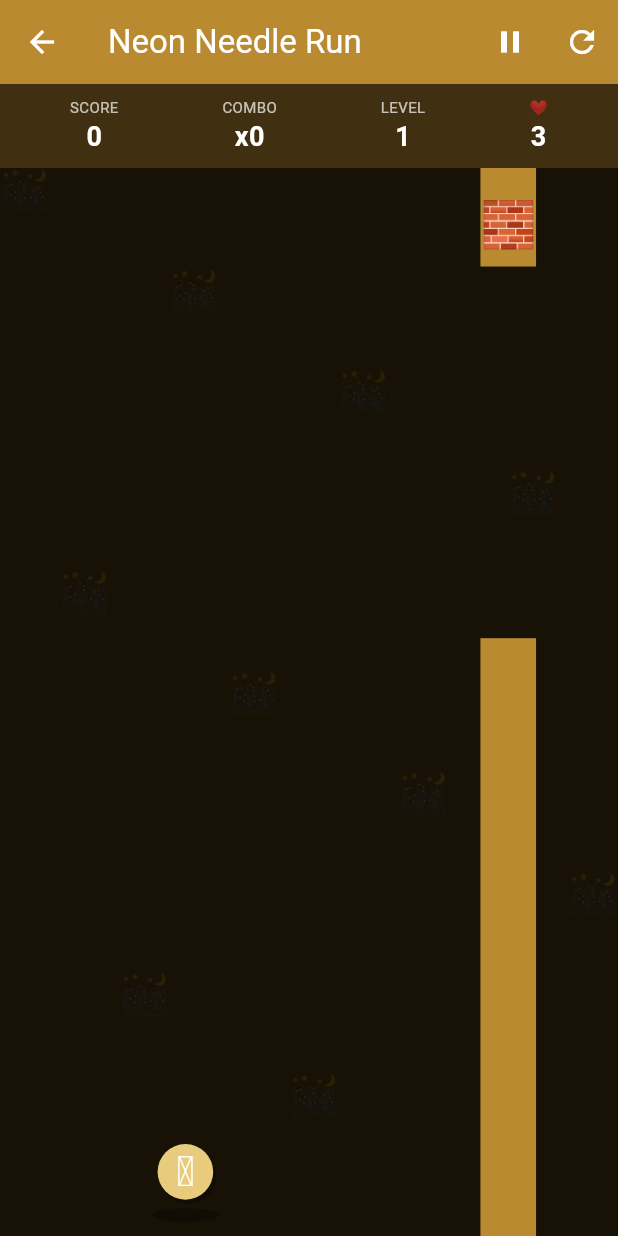
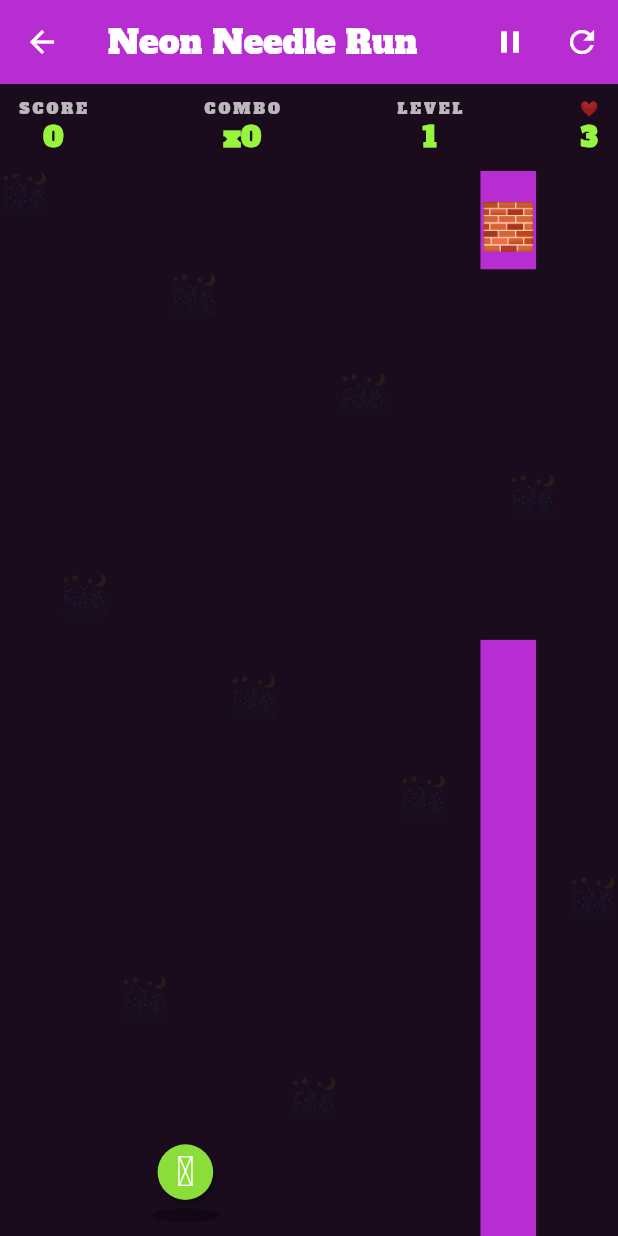
Before and after one commit to wjia-n/game-neonneedlerun, a Flutter app: the screen it shows after launch, after a tap on an icon or button, on a phone screen of 412 x 824 dp. Run offline on Flutter 3.47's test engine with Material 3 defaults, Android fonts, the phone set to English and light mode, and no system bars; our stand-ins replace audioplayers, cross_file, file_picker, in_app_purchase, in_app_review, qr_flutter and 2 more; missing offline and left inert: mobile_scanner.

Commit message:
Distinct look: unique palette + bundled font + layout variant + emoji fallback + wording-ban fix

```diff
--- a/lib/main.dart
+++ b/lib/main.dart
@@ -17,6 +17,7 @@ class ArcadeApp extends StatelessWidget {
       theme: ThemeData(
         colorScheme: ColorScheme.fromSeed(seedColor: config.primaryColor, brightness: Brightness.dark),
         useMaterial3: true,
+        fontFamily: 'AlfaSlabOne',
       ),
       home: SplashScreen(config: config),
     );
--- a/lib/screens/game_screen.dart
+++ b/lib/screens/game_screen.dart
@@ -83,9 +83,9 @@ class _GameScreenState extends State<GameScreen> {
 
   Widget _hud(ArcadeConfig c, ArcadeEngine e) {
     return Container(
-      color: c.primaryColor.withOpacity(0.25),
-      padding: const EdgeInsets.symmetric(horizontal: 12, vertical: 8),
-      child: Row(mainAxisAlignment: MainAxisAlignment.spaceAround, children: [
+      color: c.darkColor,
+      padding: const EdgeInsets.symmetric(horizontal: 12, vertical: 9),
+      child: Row(mainAxisAlignment: MainAxisAlignment.spaceBetween, children: [
         _stat('SCORE', '${e.score}'),
         _stat('COMBO', 'x${e.combo}'),
         _stat('LEVEL', '${e.level}'),
@@ -95,8 +95,8 @@ class _GameScreenState extends State<GameScreen> {
   }
 
   Widget _stat(String label, String value) => Column(children: [
-    Text(label, style: const TextStyle(color: Colors.white70, fontSize: 10)),
-    Text(value, style: const TextStyle(color: Colors.white, fontSize: 18, fontWeight: FontWeight.bold)),
+    Text(label, style: TextStyle(color: Colors.white70, fontSize: 10, letterSpacing: 2.0, fontFamilyFallback: const ['Noto Color Emoji'])),
+    Text(value, style: TextStyle(color: widget.config.accentColor, fontSize: 18, fontWeight: FontWeight.bold, fontFamilyFallback: const ['Noto Color Emoji'])),
   ]);
 
   Widget _playArea(ArcadeConfig c, ArcadeEngine e) {
@@ -128,21 +128,21 @@ class _GameScreenState extends State<GameScreen> {
   Widget _gameOver(ArcadeConfig c, ArcadeEngine e) {
     return Center(child: Padding(padding: const EdgeInsets.all(24), child: Column(
       mainAxisAlignment: MainAxisAlignment.center, children: [
-      Text(c.bgEmoji, style: const TextStyle(fontSize: 64)),
+      Text(c.bgEmoji, style: const TextStyle(fontFamilyFallback: const ['Noto Color Emoji'], fontSize: 64)),
       const SizedBox(height: 12),
-      const Text('GAME OVER', style: TextStyle(color: Colors.white, fontSize: 32, fontWeight: FontWeight.bold)),
+      const Text('GAME OVER', style: TextStyle(fontFamilyFallback: const ['Noto Color Emoji'], color: Colors.white, fontSize: 32, fontWeight: FontWeight.bold)),
       const SizedBox(height: 8),
-      Text('Score: ${e.score}', style: const TextStyle(color: Colors.white, fontSize: 22)),
+      Text('Score: ${e.score}', style: const TextStyle(fontFamilyFallback: const ['Noto Color Emoji'], color: Colors.white, fontSize: 22)),
       Text('Best combo: x${e.bestCombo}  •  Level ${e.level}',
-          style: const TextStyle(color: Colors.white70)),
+          style: const TextStyle(fontFamilyFallback: const ['Noto Color Emoji'], color: Colors.white70)),
       const SizedBox(height: 24),
       ElevatedButton(
         style: ElevatedButton.styleFrom(backgroundColor: c.accentColor,
             padding: const EdgeInsets.symmetric(horizontal: 48, vertical: 16)),
         onPressed: () => setState(() { _saved = false; e.start(); }),
-        child: const Text('PLAY AGAIN', style: TextStyle(fontSize: 18, color: Colors.black))),
+        child: const Text('PLAY AGAIN', style: TextStyle(fontFamilyFallback: const ['Noto Color Emoji'], fontSize: 18, color: Colors.black))),
       TextButton(onPressed: () => Navigator.pop(context),
-          child: const Text('Menu', style: TextStyle(color: Colors.white70))),
+          child: const Text('Menu', style: TextStyle(fontFamilyFallback: const ['Noto Color Emoji'], color: Colors.white70))),
     ])));
   }
 }
@@ -156,7 +156,7 @@ class _ArcadePainter extends CustomPainter {
   void _emoji(Canvas cv, String em, double x, double y, double pxSize, Size size, {double opacity = 1}) {
     final tp = TextPainter(textDirection: TextDirection.ltr);
     tp.text = TextSpan(text: em,
-        style: TextStyle(fontSize: pxSize, color: Colors.white.withOpacity(opacity)));
+        style: TextStyle(fontFamilyFallback: const ['Noto Color Emoji'], fontSize: pxSize, color: Colors.white.withOpacity(opacity)));
     tp.layout();
     tp.paint(cv, Offset(x * size.width - tp.width / 2, y * size.height - tp.height / 2));
   }
@@ -205,7 +205,7 @@ class _ArcadePainter extends CustomPainter {
     final e = engine;
     final tp = TextPainter(textDirection: TextDirection.ltr);
     tp.text = TextSpan(text: config.bgEmoji,
-        style: TextStyle(fontSize: 26, color: Colors.white.withOpacity(0.07)));
+        style: TextStyle(fontFamilyFallback: const ['Noto Color Emoji'], fontSize: 26, color: Colors.white.withOpacity(0.07)));
     tp.layout();
     for (int i = 0; i < 10; i++) {
       tp.paint(canvas, Offset((i * 113) % size.width, (i * 67) % size.height));
@@ -231,7 +231,7 @@ class _ArcadePainter extends CustomPainter {
           Paint()..color = (f.kind == 1 ? Colors.red : config.accentColor).withOpacity(a * 0.7));
     }
     if (e.paused) {
-      tp.text = const TextSpan(text: '⏸ PAUSED', style: TextStyle(fontSize: 34, color: Colors.white));
+      tp.text = const TextSpan(text: '⏸ PAUSED', style: TextStyle(fontFamilyFallback: const ['Noto Color Emoji'], fontSize: 34, color: Colors.white));
       tp.layout();
       tp.paint(canvas, Offset(size.width / 2 - tp.width / 2, size.height / 2 - 30));
     }
--- a/lib/screens/menu_screen.dart
+++ b/lib/screens/menu_screen.dart
@@ -1,3 +1,5 @@
+// DISTINCT LOOK V5 — neonneedlerun (ported from poprocketrun sample)
+// Palette 0xFFB82DD2/0xFF1A0C1D/0xFF98F53D, font AlfaSlabOne.
 import 'package:flutter/material.dart';
 import '../theme/arcade_config.dart';
 import '../engine/arcade_engine.dart';
@@ -6,6 +8,8 @@ import '../services/sound_service.dart';
 import 'game_screen.dart';
 import 'settings_screen.dart';
 import 'support_screen.dart';
+
+const List<String> _emojiFb = ['Noto Color Emoji'];
 
 class MenuScreen extends StatefulWidget {
   final ArcadeConfig config;
@@ -52,60 +56,79 @@ class _MenuScreenState extends State<MenuScreen> {
       body: Container(
         decoration: BoxDecoration(gradient: LinearGradient(
           begin: Alignment.topCenter, end: Alignment.bottomCenter,
-          colors: [c.darkColor, c.primaryColor.withOpacity(0.6)])),
-        child: SafeArea(child: Center(child: SingleChildScrollView(
-          padding: const EdgeInsets.all(28),
-          child: Column(mainAxisAlignment: MainAxisAlignment.center, children: [
-            Text(c.playerEmoji, style: const TextStyle(fontSize: 80)),
-            const SizedBox(height: 8),
+          colors: [c.darkColor, c.primaryColor.withOpacity(0.5)])),
+        child: SafeArea(child: Column(children: [
+          Expanded(child: SingleChildScrollView(
+            padding: const EdgeInsets.fromLTRB(28, 24, 28, 8),
+            child: Column(children: [
+              Text(c.playerEmoji, textAlign: TextAlign.center,
+                  style: const TextStyle(fontSize: 88, fontFamilyFallback: _emojiFb)),
+              const SizedBox(height: 14),
               Text(c.displayName.toUpperCase(), textAlign: TextAlign.center,
-              style: const TextStyle(color: Colors.white, fontSize: 30, fontWeight: FontWeight.w900)),
-            const SizedBox(height: 4),
+                style: const TextStyle(color: Colors.white, fontSize: 32, fontWeight: FontWeight.w800, letterSpacing: 2.0, fontFamilyFallback: _emojiFb)),
+              const SizedBox(height: 6),
               Text(c.tagline, textAlign: TextAlign.center,
-              style: const TextStyle(color: Colors.white70, fontSize: 14)),
-            const SizedBox(height: 12),
+                style: const TextStyle(color: Colors.white70, fontSize: 14, fontFamilyFallback: _emojiFb)),
+              const SizedBox(height: 14),
               Container(
                 padding: const EdgeInsets.symmetric(horizontal: 16, vertical: 8),
-              decoration: BoxDecoration(color: Colors.white10, borderRadius: BorderRadius.circular(20)),
+                decoration: BoxDecoration(
+                  color: Colors.white10,
+                  border: Border.all(color: c.accentColor.withOpacity(0.5)),
+                  borderRadius: BorderRadius.circular(20),
+                ),
                 child: Text('🏆 $playerName — Best: $highScore',
-                  style: const TextStyle(color: Colors.amber, fontWeight: FontWeight.bold)),
+                    style: const TextStyle(color: Colors.amber, fontWeight: FontWeight.bold, fontFamilyFallback: _emojiFb)),
               ),
-            const SizedBox(height: 20),
-            _btn(context, '▶  PLAY', c.accentColor, Colors.black, _play),
-            _btn(context, '❓  HOW TO PLAY', Colors.white24, Colors.white,
-                () => _howTo(context, c)),
-            _btn(context, '⚙️  SETTINGS', Colors.white24, Colors.white, () {
+              const SizedBox(height: 26),
+              FractionallySizedBox(widthFactor: 0.78, child: Column(children: [
+                _pillBtn('▶  PLAY', c.accentColor, Colors.black, null, _play),
+                _pillBtn('❓  HOW TO PLAY', Colors.white10, Colors.white,
+                    BorderSide(color: c.accentColor, width: 2), () => _howTo(context, c)),
+                _pillBtn('⚙️  SETTINGS', Colors.white10, Colors.white,
+                    BorderSide(color: c.accentColor, width: 2), () {
                   Navigator.push(context, MaterialPageRoute(
                       builder: (_) => SettingsScreen(config: c))).then((_) => _load());
                 }),
-            _btn(context, '💛  SUPPORT', Colors.amber.shade700, Colors.black, () {
+                _pillBtn('💛  SUPPORT', Colors.white10, Colors.white,
+                    BorderSide(color: c.accentColor, width: 2), () {
                   Navigator.push(context, MaterialPageRoute(
                       builder: (_) => SupportScreen(config: c)));
                 }),
-            const SizedBox(height: 24),
-            const Text('Credits: WAJIHA', style: TextStyle(color: Colors.white38, fontSize: 12)),
-          ])))),
+              ])),
+            ]))),
+          Container(
+            height: 64, width: double.infinity,
+            color: c.primaryColor.withOpacity(0.3),
+            child: Row(mainAxisAlignment: MainAxisAlignment.center, children: [
+              const Text('Credits: WAJIHA', style: TextStyle(color: Colors.white38, fontSize: 12, fontFamilyFallback: _emojiFb)),
+              const Text('   •   ', style: TextStyle(color: Colors.white38, fontSize: 12, fontFamilyFallback: _emojiFb)),
+              Text('${c.playerEmoji} ${c.collectEmoji} ${c.bgEmoji}',
+                  style: const TextStyle(fontSize: 16, fontFamilyFallback: _emojiFb)),
+            ]),
           ),
+        ]))),
       );
   }
 
   void _howTo(BuildContext ctx, ArcadeConfig c) {
     showDialog(context: ctx, builder: (_) => AlertDialog(
       backgroundColor: c.darkColor,
-      title: Text(c.displayName, style: const TextStyle(color: Colors.white)),
-      content: Text(c.howTo, style: const TextStyle(color: Colors.white70)),
+      title: Text(c.displayName, style: const TextStyle(color: Colors.white, fontFamilyFallback: _emojiFb)),
+      content: Text(c.howTo, style: const TextStyle(color: Colors.white70, fontFamilyFallback: _emojiFb)),
       actions: [TextButton(
         onPressed: () => Navigator.pop(ctx),
-        child: Text('GOT IT', style: TextStyle(color: c.accentColor)))],
+        child: Text('GOT IT', style: TextStyle(color: c.accentColor, fontFamilyFallback: _emojiFb)))],
     ));
   }
 
-  Widget _btn(BuildContext ctx, String label, Color bg, Color fg, VoidCallback onTap) => Padding(
+  Widget _pillBtn(String label, Color bg, Color fg, BorderSide? side, VoidCallback onTap) => Padding(
     padding: const EdgeInsets.symmetric(vertical: 6),
     child: SizedBox(width: double.infinity, child: ElevatedButton(
       style: ElevatedButton.styleFrom(backgroundColor: bg, foregroundColor: fg,
         padding: const EdgeInsets.symmetric(vertical: 16),
-        shape: RoundedRectangleBorder(borderRadius: BorderRadius.circular(14))),
-      onPressed: onTap, child: Text(label, style: const TextStyle(fontSize: 17, fontWeight: FontWeight.bold)))),
+        side: side,
+        shape: const StadiumBorder()),
+      onPressed: onTap, child: Text(label, style: const TextStyle(fontSize: 16, fontWeight: FontWeight.bold, fontFamilyFallback: _emojiFb)))),
   );
 }
--- a/lib/theme/arcade_config.dart
+++ b/lib/theme/arcade_config.dart
@@ -70,9 +70,9 @@ const arcadeConfig = ArcadeConfig(
   slug: 'neonneedlerun',
   displayName: 'Neon Needle Run',
   tagline: 'thread a needle through gaps',
-  primary: 0xFFB98A2F,
-  dark: 0xFF181106,
-  accent: 0xFFFFE08A,
+  primary: 0xFFB82DD2,
+  dark: 0xFF1A0C1D,
+  accent: 0xFF98F53D,
   playerEmoji: '🪡',
   obstacleEmoji: '🧱',
   collectEmoji: '🧵',
--- a/pubspec.yaml
+++ b/pubspec.yaml
@@ -1,7 +1,7 @@
 name: neonneedlerun
 description: "Neon Needle Run - thread a needle through gaps"
 publish_to: 'none'
-version: 1.0.0+2
+version: 1.0.0+3
 
 environment:
   sdk: ^3.13.5
@@ -39,3 +39,7 @@ flutter:
     - assets/sfx/win.wav
     - assets/sfx/lose.wav
     - assets/sfx/music_loop.wav
+  fonts:
+    - family: AlfaSlabOne
+      fonts:
+        - asset: assets/fonts/AlfaSlabOne-Regular.ttf
```
Also changed, not shown: lib/screens/support_screen.dart (+9 -9 lines), assets/fonts/AlfaSlabOne-Regular.ttf (added). Lines whose indentation alone changed are shown as unchanged.
